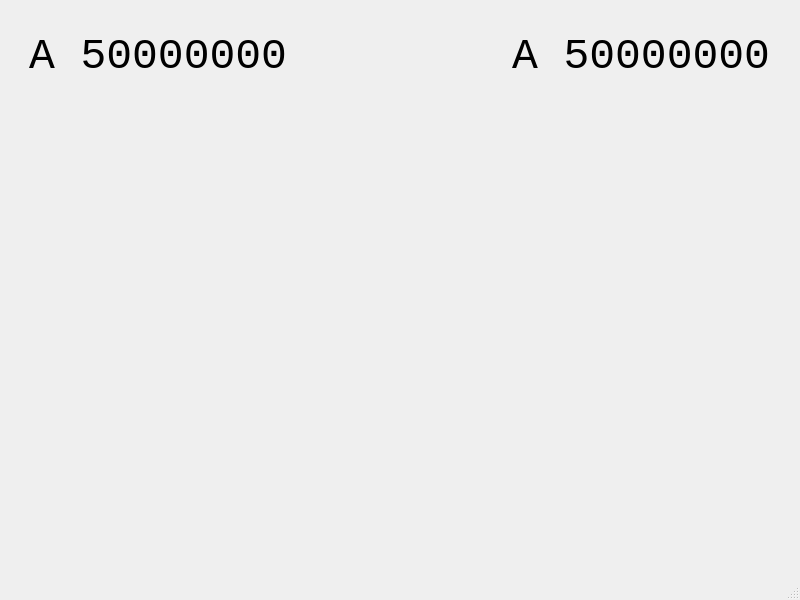
First picture: the form in mainwindow.ui, repository eloranta/HamVibe, before the edit.
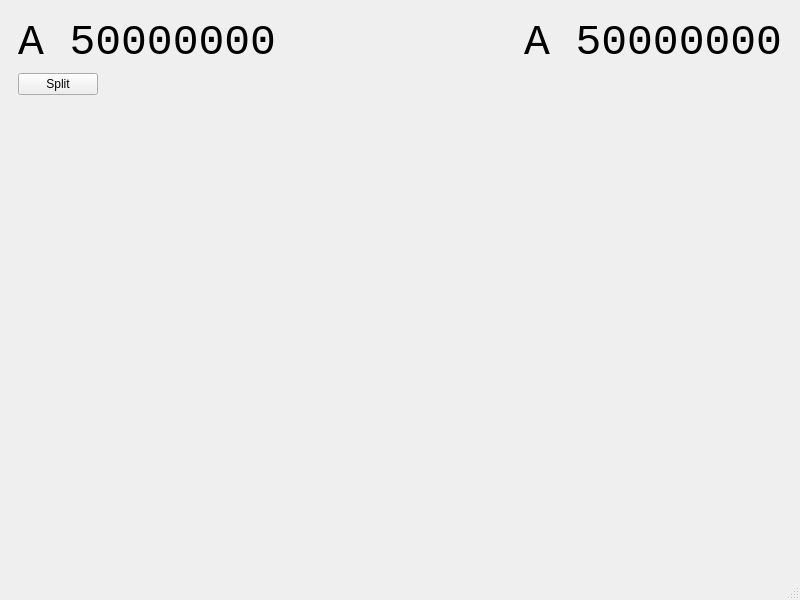
Second picture: the form after the edit. Custom widgets are drawn as their Qt base class.

Commit message: add split button

What changed in the file:
```diff
--- a/mainwindow.ui
+++ b/mainwindow.ui
@@ -17,15 +17,8 @@
    <layout class="QGridLayout" name="gridLayout">
     <item row="0" column="1">
      <widget class="QWidget" name="widget" native="true">
-      <widget class="QWidget" name="verticalLayoutWidget">
-       <property name="geometry">
-        <rect>
-         <x>20</x>
-         <y>20</y>
-         <width>741</width>
-         <height>55</height>
-        </rect>
-       </property>
+      <layout class="QGridLayout" name="gridLayout_2">
+       <item row="0" column="0">
        <layout class="QVBoxLayout" name="verticalLayout">
         <item>
          <layout class="QHBoxLayout" name="horizontalLayout">
@@ -77,7 +70,45 @@
          </layout>
         </item>
        </layout>
-      </widget>
+       </item>
+       <item row="1" column="0">
+        <layout class="QHBoxLayout" name="horizontalLayout_2">
+         <item>
+          <widget class="QPushButton" name="splitButton">
+           <property name="text">
+            <string>Split</string>
+           </property>
+          </widget>
+         </item>
+         <item>
+          <spacer name="horizontalSpacer_2">
+           <property name="orientation">
+            <enum>Qt::Orientation::Horizontal</enum>
+           </property>
+           <property name="sizeHint" stdset="0">
+            <size>
+             <width>40</width>
+             <height>20</height>
+            </size>
+           </property>
+          </spacer>
+         </item>
+        </layout>
+       </item>
+       <item row="2" column="0">
+        <spacer name="verticalSpacer">
+         <property name="orientation">
+          <enum>Qt::Orientation::Vertical</enum>
+         </property>
+         <property name="sizeHint" stdset="0">
+          <size>
+           <width>20</width>
+           <height>425</height>
+          </size>
+         </property>
+        </spacer>
+       </item>
+      </layout>
      </widget>
     </item>
    </layout>
```
Lines whose indentation alone changed are shown as unchanged.
